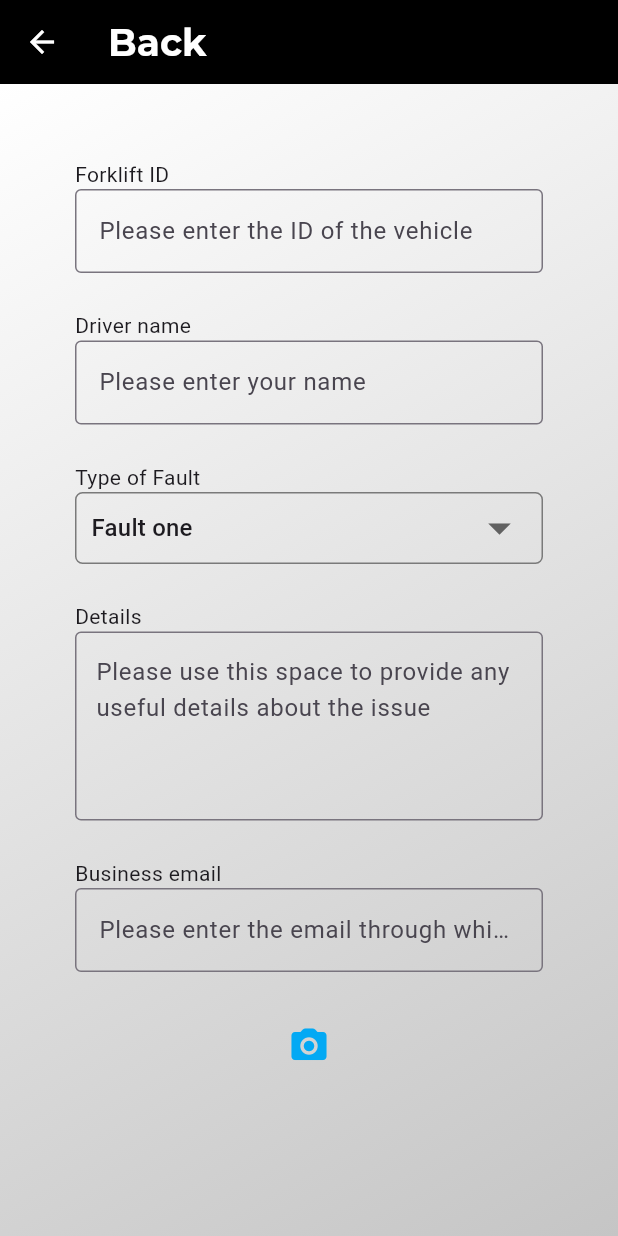
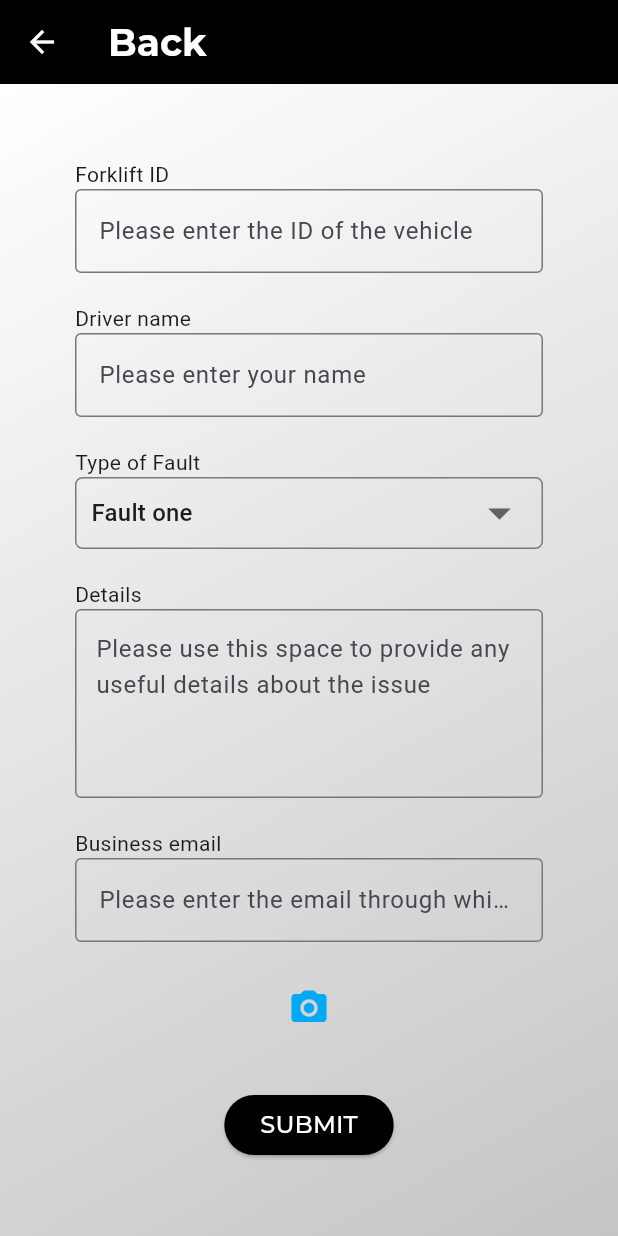
Before and after one commit to ME-CODE-UK/jstapp, a Flutter app: the ReportScreen screen opened directly, on a phone screen of 412 x 824 dp. Run offline on Flutter 3.47's test engine with Material 3 defaults, Android fonts, the phone set to English and light mode, and no system bars; our stand-ins replace image_picker; missing offline and left inert: mailer; project files that could hold a hidden picture were left out.

Commit message:
formatted form

```diff
--- a/lib/screens/report_screen.dart
+++ b/lib/screens/report_screen.dart
@@ -17,6 +17,19 @@ class ReportScreen extends StatefulWidget {
 
 class _ReportScreenState extends State<ReportScreen> {
   String _dropValue = 'Fault one';
+
+  final _idController = TextEditingController();
+  final _driverController = TextEditingController();
+  final _faultController = TextEditingController();
+  final _detailsController = TextEditingController();
+  final _busEmailController = TextEditingController();
+
+  @override
+  void dispose() {
+    _idController.dispose();
+    super.dispose();
+  }
+
 
   final _commonFaults = [
     'Fault one',
@@ -70,7 +83,7 @@ class _ReportScreenState extends State<ReportScreen> {
         decoration: const BoxDecoration(
           gradient: LinearGradient(
             colors: [
-              Color.fromARGB(255, 255, 255, 255),
+              Color.fromRGBO(255, 255, 255, 1),
               Color.fromARGB(255, 197, 197, 197),
             ],
             begin: Alignment.topLeft,
@@ -82,16 +95,16 @@ class _ReportScreenState extends State<ReportScreen> {
             left: 50,
             right: 50,
             top: 50,
-            bottom: 100
+            bottom: 50
           ),
           child: SingleChildScrollView(
             child: Column(
               children: [
-                const Padding(
-                  padding: EdgeInsets.only(bottom: 25),
+                Padding(
+                  padding: const EdgeInsets.only(bottom: 20),
                   child: Column(
                     children: [
-                      Row(
+                      const Row(
                         children: [
                           Text(
                             'Forklift ID',
@@ -100,7 +113,8 @@ class _ReportScreenState extends State<ReportScreen> {
                         ],
                       ),
                       TextField(
-                        decoration: InputDecoration(
+                        controller: _idController,
+                        decoration: const InputDecoration(
                           border: OutlineInputBorder(),
                           hintText: 'Please enter the ID of the vehicle',
                         ),
@@ -108,17 +122,18 @@ class _ReportScreenState extends State<ReportScreen> {
                     ],
                   ),
                 ),
-                const Padding(
-                  padding: EdgeInsets.only(bottom: 25),
+                Padding(
+                  padding: const EdgeInsets.only(bottom: 20),
                   child: Column(
                     children: [
-                      Row(
+                      const Row(
                         children: [
                           Text('Driver name'),
                         ],
                       ),
                       TextField(
-                        decoration: InputDecoration(
+                        controller: _driverController,
+                        decoration: const InputDecoration(
                           border: OutlineInputBorder(),
                           hintText: 'Please enter your name',
                         ),
@@ -127,7 +142,7 @@ class _ReportScreenState extends State<ReportScreen> {
                   ),
                 ),
                 Padding(
-                  padding: const EdgeInsets.only(bottom: 25),
+                  padding: const EdgeInsets.only(bottom: 20),
                   child: Column(
                     children: [
                       const Row(
@@ -168,7 +183,7 @@ class _ReportScreenState extends State<ReportScreen> {
                   ),
                 ),
                 Padding(
-                  padding: const EdgeInsets.only(bottom: 25),
+                  padding: const EdgeInsets.only(bottom: 20),
                   child: Column(
                     children: [
                       const Row(
@@ -178,6 +193,7 @@ class _ReportScreenState extends State<ReportScreen> {
                       ),
                       Scrollbar(
                         child: TextFormField(
+                          controller: _detailsController,
                           minLines: 4,
                           maxLines: 4,
                           keyboardType: TextInputType.multiline,
@@ -192,11 +208,11 @@ class _ReportScreenState extends State<ReportScreen> {
                     ],
                   ),
                 ),
-                const Padding(
-                  padding: EdgeInsets.only(bottom: 25),
+                Padding(
+                  padding: const EdgeInsets.only(bottom: 20),
                   child: Column(
                     children: [
-                      Row(
+                      const Row(
                         children: [
                           Text(
                             'Business email',
@@ -206,7 +222,8 @@ class _ReportScreenState extends State<ReportScreen> {
                       ),
                       Focus(
                         child: TextField(
-                          decoration: InputDecoration(
+                          controller: _busEmailController,
+                          decoration: const InputDecoration(
                             border: OutlineInputBorder(),
                             hintText: 'Please enter the email through which you would like us to contact you',
                           ),
@@ -236,15 +253,16 @@ class _ReportScreenState extends State<ReportScreen> {
                     onPressed: () {
                       String email = 'mecodeuk@gmail.com';
                       String password = 'zgaw ftnd xphv vtuh';
+                      String rID = _idController.text;
 
                       final smtpServer = gmail(email, password);
 
                       final message = Message()
                         ..from = Address(email, 'ME CODE UK')
                         ..recipients.add('mecodeuk@gmail.com')
-                        ..subject = 'Test Mail'
+                        ..subject = 'Forklift App Report'
                         ..text =
-                            'This is a test email to see if this email sends from correct sender and is received to correct receiver';
+                            'Forklift ID: This is a test email using the word: $rID to see if this email sends from correct sender and is received to correct receiver';
 
                       final sendReport = send(message, smtpServer);
                       print('Message sent: ' + sendReport.toString());
```
